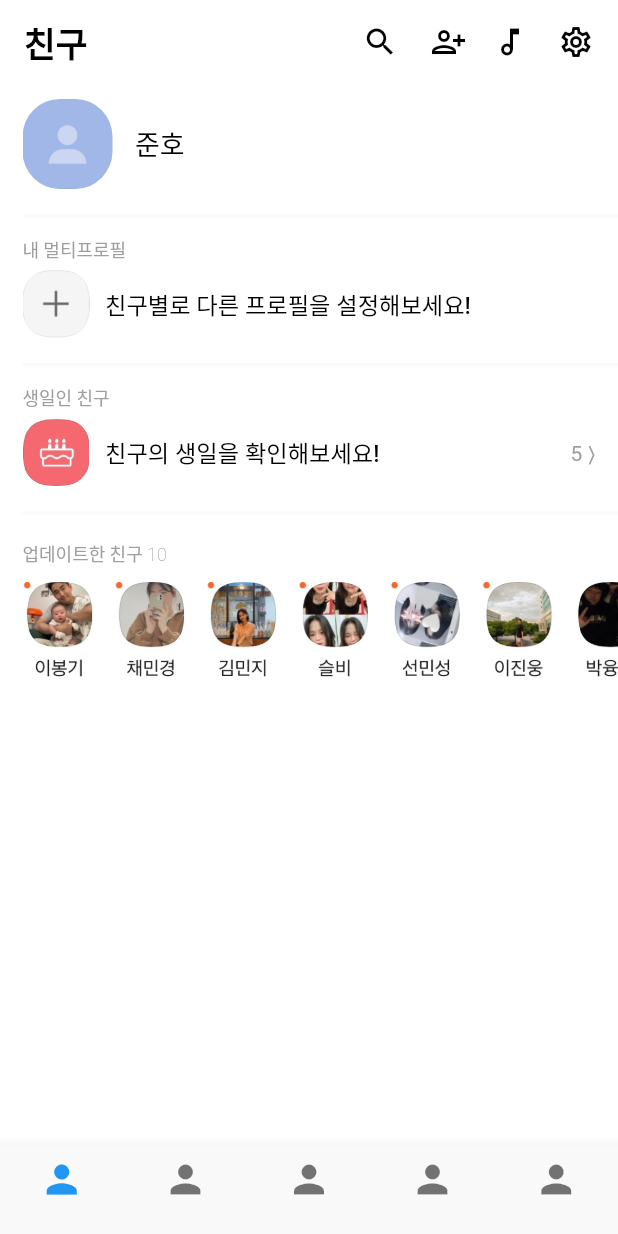
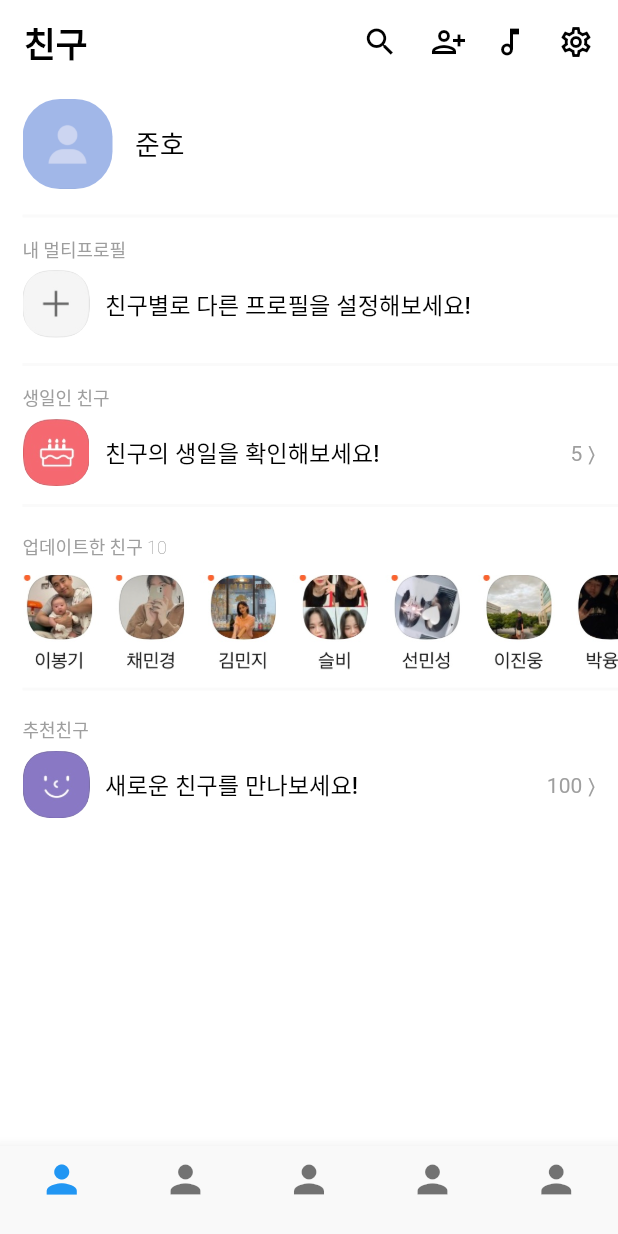
Before and after one commit to duffyishere/kakaotalk, a Flutter app: the screen it shows after launch, on a phone screen of 412 x 824 dp. Run offline on Flutter 3.47's test engine with Material 2 defaults, Android fonts, the phone set to English and light mode, and no system bars.

Commit message:
feat: add recommended friends list colum

```diff
--- a/lib/main.dart
+++ b/lib/main.dart
@@ -120,7 +120,7 @@ class MyApp extends StatelessWidget {
                 ),
                 Column(
                   children: const [
-                    SizedBox(height: 10,),
+                    SizedBox(height: 5,),
                     Divider(thickness: 2, color: Color(0xfffafafa),),
                     SizedBox(height: 10,),
                   ],
@@ -137,7 +137,41 @@ class MyApp extends StatelessWidget {
                       Expanded(flex: 100, child: Image.asset('assets/new_profiles.jpg',),)
                     ],
                   ),
-                )
+                ),
+                Column(
+                  children: const [
+                    SizedBox(height: 5,),
+                    Divider(thickness: 2, color: Color(0xfffafafa),),
+                    SizedBox(height: 10,),
+                  ],
+                ),
+                Row(
+                  children: const [
+                    Text("추천친구", style: TextStyle(color: Colors.grey, fontWeight: FontWeight.w100, fontSize: 12),),
+                  ],
+                ),
+                SizedBox(height: 5,),
+                Row(
+                  mainAxisAlignment: MainAxisAlignment.spaceBetween,
+                  children: [
+                    Container(
+                      child: Row(
+                        children: [
+                          ClipRRect(
+                            borderRadius: BorderRadius.circular(18.0),
+                            child: Image.asset('assets/new_friends.jpg', width: 45, height: 45, ),
+                          ),
+                          SizedBox(width: 10,),
+                          Text("새로운 친구를 만나보세요!", style: TextStyle(color: Colors.black, fontWeight: FontWeight.w500, fontSize: 15.5),),
+                        ],
+                      ),
+                    ),
+                    Container(
+                        margin: EdgeInsets.fromLTRB(0, 0, 15, 0),
+                        child: Text("100 ⟩", style: TextStyle(color: Colors.grey),)
+                    )
+                  ],
+                ),
               ],
             ),
           ),
```
Also changed, not shown: assets/new_friends.jpg (added).
